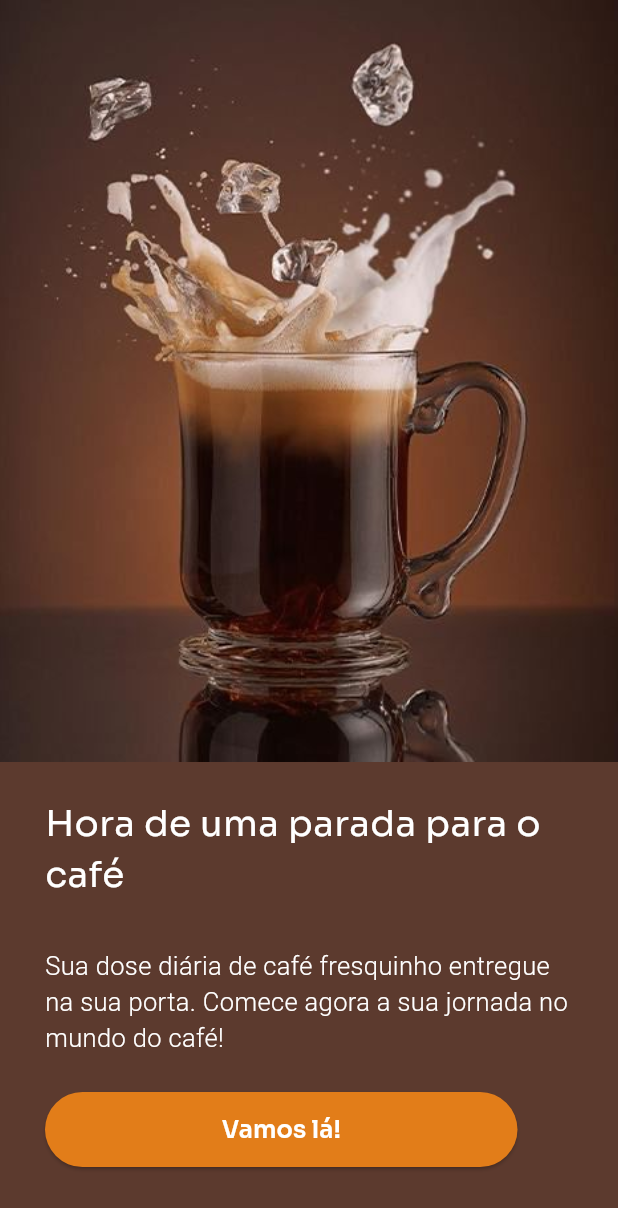
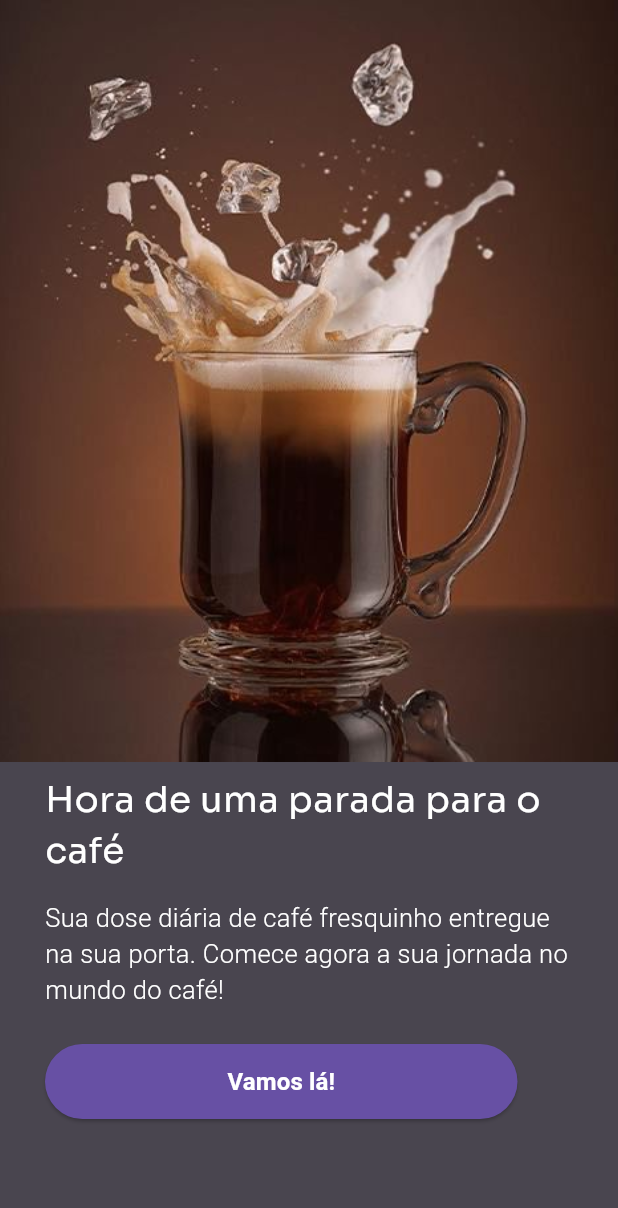
Before and after one commit to andreyrv18/CafePraJa, a Flutter app: the screen it shows after launch, on a phone screen of 412 x 824 dp. Shown: the top 1208 px of the screen. Run offline on Flutter 3.47's test engine with Material 3 defaults, Android fonts, the phone set to English and light mode, and no system bars; our stand-ins replace google_fonts.

Commit message:
refactor: atualiza a cor de fundo e os estilos de texto na tela de boas-vindas

```diff
--- a/lib/screens/bemvindo.dart
+++ b/lib/screens/bemvindo.dart
@@ -1,14 +1,15 @@
+import 'package:cafe_pra_ja/screens/home.dart';
 import 'package:flutter/material.dart';
 
 class Bemvindo extends StatelessWidget {
   const Bemvindo({super.key, required this.title});
   final String title;
+
   @override
   Widget build(BuildContext context) {
     return Scaffold(
-      backgroundColor: Color(0xFF5C3A2E),
+      backgroundColor: Theme.of(context).colorScheme.onSurfaceVariant,
       body: Column(
-        spacing: 16,
         children: [
           SizedBox(
             height: 508,
@@ -18,55 +19,62 @@ class Bemvindo extends StatelessWidget {
             child: Container(
               padding: const EdgeInsets.symmetric(horizontal: 30),
               child: Column(
-                spacing: 16,
                 crossAxisAlignment: CrossAxisAlignment.start,
-
                 mainAxisSize: MainAxisSize.min,
                 children: <Widget>[
                   Padding(
                     padding: const EdgeInsets.symmetric(vertical: 8.0),
                     child: Text(
+                      "Hora de uma parada para o café",
                       style: TextStyle(
-                        color: Colors.white,
+                        color: Theme.of(context).colorScheme.onPrimary,
                         fontSize: 24.0,
                         fontFamily: "Sora",
                       ),
-                      "Hora de uma parada para o café",
                       textAlign: TextAlign.start,
                     ),
                   ),
                   Padding(
                     padding: const EdgeInsets.symmetric(vertical: 8.0),
                     child: Text(
+                      "Sua dose diária de café fresquinho entregue na sua porta. Comece agora a sua jornada no mundo do café!",
                       style: TextStyle(
-                        color: Colors.white,
+                        color: Theme.of(context).colorScheme.onPrimary,
                         fontSize: 17,
                         fontFamily: "Roboto",
                         fontWeight: FontWeight.w300,
                       ),
-                      "Sua dose diária de café fresquinho entregue na sua porta. Comece agora a sua jornada no mundo do café!",
                       textAlign: TextAlign.start,
                     ),
                   ),
+                  SizedBox(height: 16), // Espaçamento entre os widgets
                   SizedBox(
                     width: 315,
                     height: 50,
-
                     child: ElevatedButton(
                       style: ButtonStyle(
                         backgroundColor: WidgetStateProperty.all(
-                          Color(0xffE27D19),
+                          Theme.of(context).colorScheme.primary,
                         ),
                       ),
-                      onPressed: () => Navigator.pushNamed(context, "home"),
+
+                      onPressed:
+                          () => Navigator.pushReplacement(
+                            context,
+                            MaterialPageRoute(
+                              builder:
+                                  (context) =>
+                                      const MyHomePage(title: 'Página Inicial'),
+                            ),
+                          ),
                       child: Text(
+                        "Vamos lá!",
                         style: TextStyle(
-                          color: Colors.white,
-                          fontFamily: "Sora",
+                          color: Theme.of(context).colorScheme.onPrimary,
                           fontSize: 16,
+
                           fontWeight: FontWeight.w600,
                         ),
-                        "Vamos lá!",
                       ),
                     ),
                   ),
```
